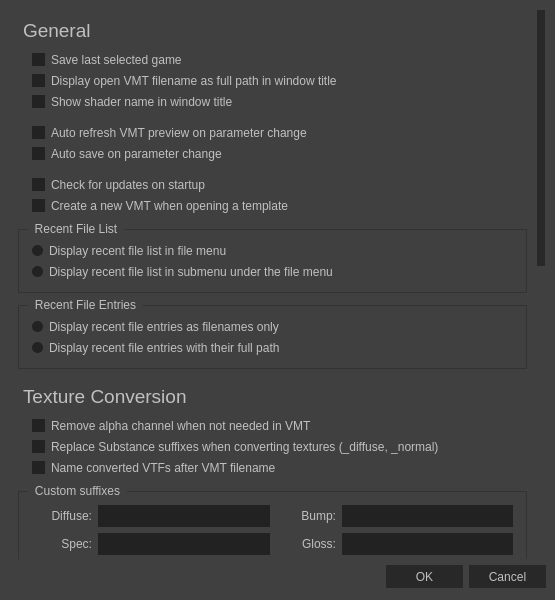
Qt form ui/optionsdialog.ui (Dima-369/VMT-Editor) before a commit.
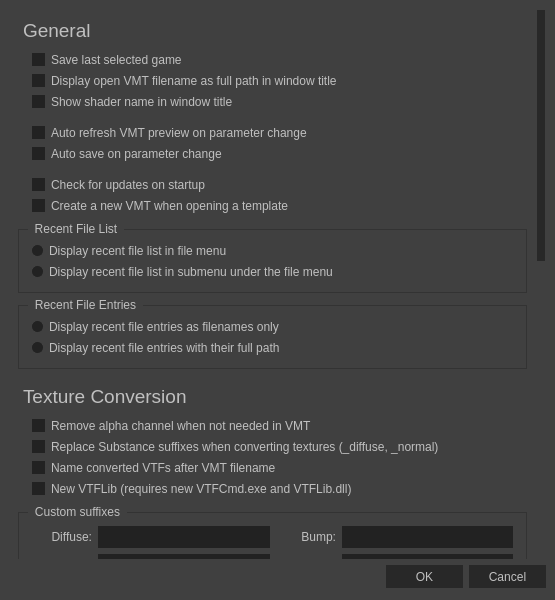
The same form after that commit. Icons and pictures are not drawn.

Commit message: Add support for new vtflib

Diff of the .ui file:
```diff
--- a/ui/optionsdialog.ui
+++ b/ui/optionsdialog.ui
@@ -32,6 +32,8 @@
    <font>
     <family>Segoe UI</family>
     <pointsize>9</pointsize>
+    <italic>false</italic>
+    <bold>false</bold>
    </font>
   </property>
   <property name="windowTitle">
@@ -282,7 +284,8 @@
 
 QCheckBox::indicator:disabled, QRadioButton::indicator:disabled
 {
-    border: 1px solid #222;
+    border: 1px solid #333;
+	background-color: #333;
 }
 
 QFrame
@@ -407,7 +410,6 @@
     background-color: #222;
     border-style: solid;
     border: 1px solid #222;
-    border-radius: 0px;
     padding: 2px;
 	padding-left: 4px;
 	outline: 0;
@@ -721,9 +723,9 @@
          <property name="geometry">
           <rect>
            <x>0</x>
-           <y>0</y>
+           <y>-298</y>
            <width>527</width>
-           <height>1203</height>
+           <height>1258</height>
           </rect>
          </property>
          <layout class="QGridLayout" name="gridLayout_6">
@@ -836,6 +838,16 @@
               </property>
              </widget>
             </item>
+            <item>
+             <widget class="QCheckBox" name="checkBox_newVtflib">
+              <property name="toolTip">
+               <string>Renames the converted textures after VMT filename</string>
+              </property>
+              <property name="text">
+               <string>New VTFLib (requires new VTFCmd.exe and VTFLib.dll)</string>
+              </property>
+             </widget>
+            </item>
            </layout>
           </item>
           <item row="8" column="0">
```
Left out of the diff: 96 changed lines with no effect on the pictures. The commit also changes 5 other files.
